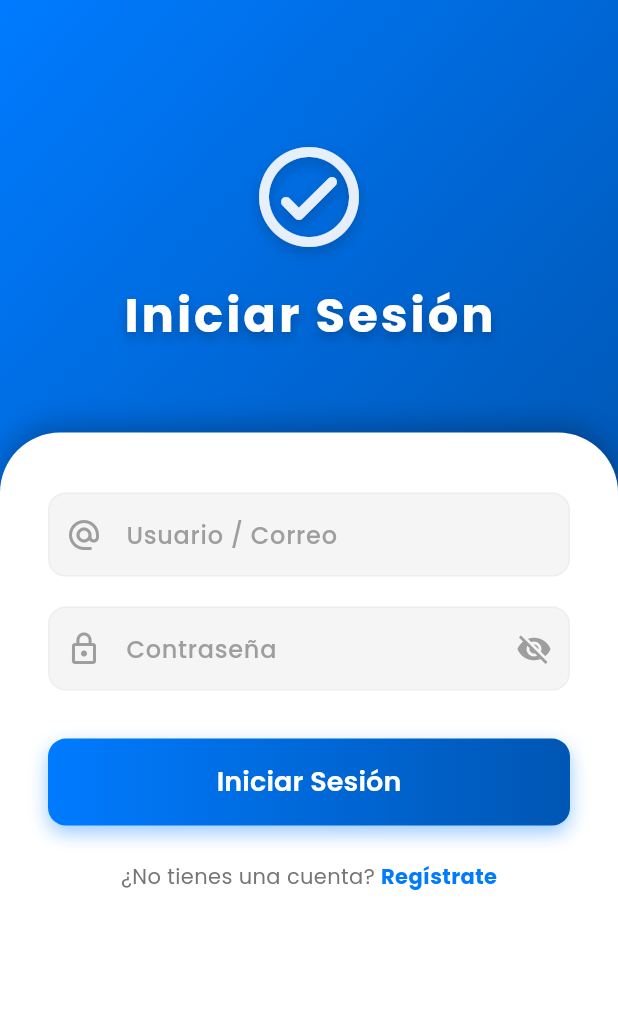
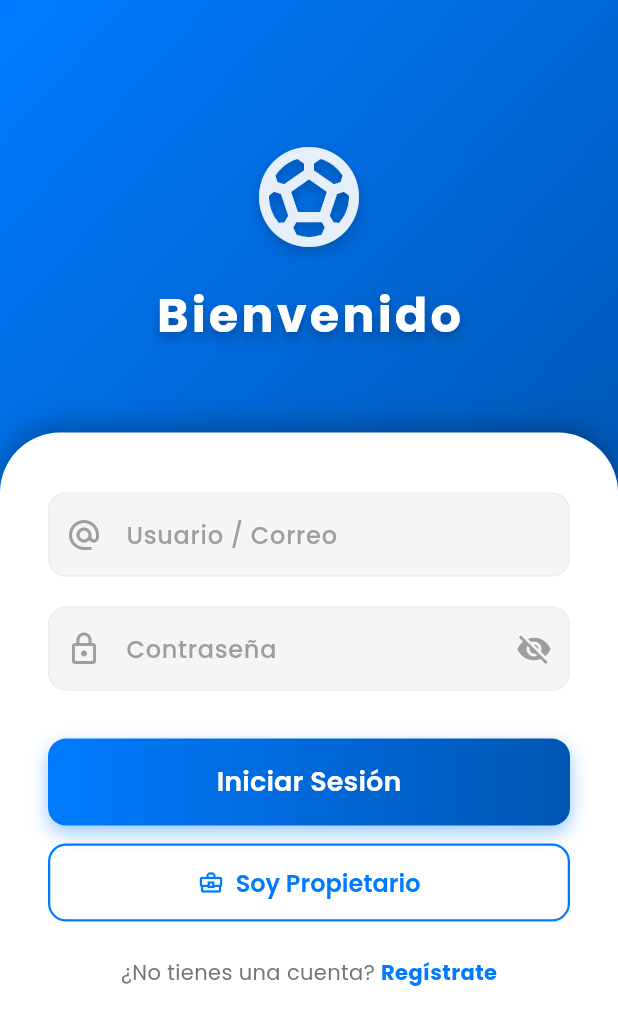
Before and after one commit to proyecto-de-11/Reservas-canchas-app, a Flutter app: the screen it shows after launch, on a phone screen of 412 x 824 dp. Shown: the top 1025 px of the screen. Run offline on Flutter 3.47's test engine with Material 3 defaults, Android fonts, the phone set to English and light mode, and no system bars; our stand-ins replace go_router, google_fonts.

Commit message:
RC-112 cambio de diseño y nuevas cosas implementadas en la pantalla de home de propietario

```diff
--- a/lib/login_screen.dart
+++ b/lib/login_screen.dart
@@ -1,4 +1,3 @@
-
 import 'package:flutter/material.dart';
 import 'package:go_router/go_router.dart';
 import 'package:google_fonts/google_fonts.dart';
@@ -96,7 +95,7 @@ class _LoginScreenState extends State<LoginScreen> with SingleTickerProviderStat
           children: [
             const Spacer(flex: 2),
             Icon(
-              Icons.check_circle_outline_rounded,
+              Icons.sports_soccer, // Changed icon
               size: 80,
               color: Colors.white.withAlpha(230),
               shadows: [
@@ -109,7 +108,7 @@ class _LoginScreenState extends State<LoginScreen> with SingleTickerProviderStat
             ),
             const SizedBox(height: 16),
             Text(
-              'Iniciar Sesión',
+              'Bienvenido', // Changed text
               style: GoogleFonts.poppins(
                 fontSize: 32,
                 fontWeight: FontWeight.bold,
@@ -174,6 +173,8 @@ class _LoginScreenState extends State<LoginScreen> with SingleTickerProviderStat
                   ),
                   const SizedBox(height: 32),
                   _buildLoginButton(),
+                  const SizedBox(height: 12),
+                  _buildOwnerLoginButton(), // <-- BOTÓN DE PROPIETARIO AÑADIDO
                   const SizedBox(height: 24),
                   _buildRegisterLink(),
                 ],
@@ -271,6 +272,25 @@ class _LoginScreenState extends State<LoginScreen> with SingleTickerProviderStat
     );
   }
 
+  // --- NUEVO WIDGET PARA EL BOTÓN DE PROPIETARIO ---
+  Widget _buildOwnerLoginButton() {
+    return OutlinedButton.icon(
+      onPressed: () => context.go('/owner-home'),
+      icon: const Icon(Icons.business_center_outlined),
+      label: const Text('Soy Propietario'),
+      style: OutlinedButton.styleFrom(
+        foregroundColor: const Color(0xFF007BFF),
+        side: const BorderSide(color: Color(0xFF007BFF), width: 1.5),
+        padding: const EdgeInsets.symmetric(vertical: 14),
+        shape: RoundedRectangleBorder(borderRadius: BorderRadius.circular(12)),
+        textStyle: GoogleFonts.poppins(
+          fontSize: 16,
+          fontWeight: FontWeight.w600,
+        ),
+      ),
+    );
+  }
+
   Widget _buildRegisterLink() {
     return GestureDetector(
       onTap: () => context.go('/register'),
```
Also changed, not shown: lib/court_details_screen.dart (+91 -6 lines), lib/main.dart (+16 -1 lines), lib/owner_home_screen.dart (+39 -9 lines).
